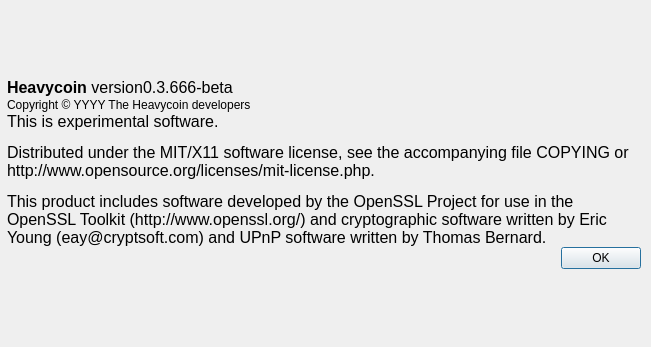
Before: the Qt Designer form src/qt/forms/aboutdialog.ui in heavycoin/heavycoin, drawn with Qt 5.
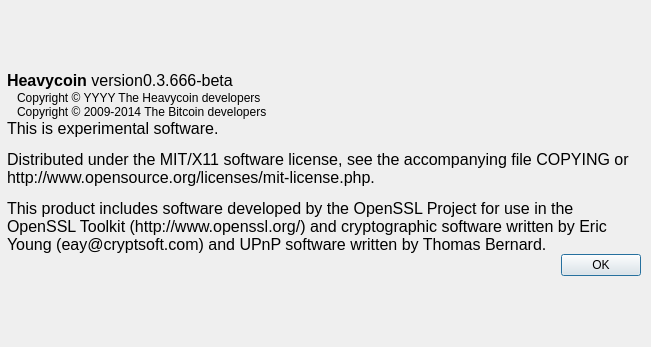
After: the same form once the commit is applied. Icons and pictures are not drawn.

Commit message: Fixup copyright info

Diff of the .ui file:
```diff
--- a/src/qt/forms/aboutdialog.ui
+++ b/src/qt/forms/aboutdialog.ui
@@ -121,11 +121,33 @@
         <enum>Qt::RichText</enum>
        </property>
        <property name="margin">
-        <number>10</number>
+        <number>0</number>
        </property>
        <property name="indent">
+        <number>10</number>
+       </property>
+       <property name="textInteractionFlags">
+        <set>Qt::LinksAccessibleByMouse|Qt::TextSelectableByKeyboard|Qt::TextSelectableByMouse</set>
+       </property>
+      </widget>
+     </item>
+     <item>
+      <widget class="QLabel" name="copyrightLabel_2">
+       <property name="cursor">
+        <cursorShape>IBeamCursor</cursorShape>
+       </property>
+       <property name="text">
+        <string notr="true">Copyright &amp;copy; 2009-2014 The Bitcoin developers</string>
+       </property>
+       <property name="textFormat">
+        <enum>Qt::RichText</enum>
+       </property>
+       <property name="margin">
         <number>0</number>
        </property>
+       <property name="indent">
+        <number>10</number>
+       </property>
        <property name="textInteractionFlags">
         <set>Qt::LinksAccessibleByMouse|Qt::TextSelectableByKeyboard|Qt::TextSelectableByMouse</set>
        </property>
```
The commit also changes 4 other files.
